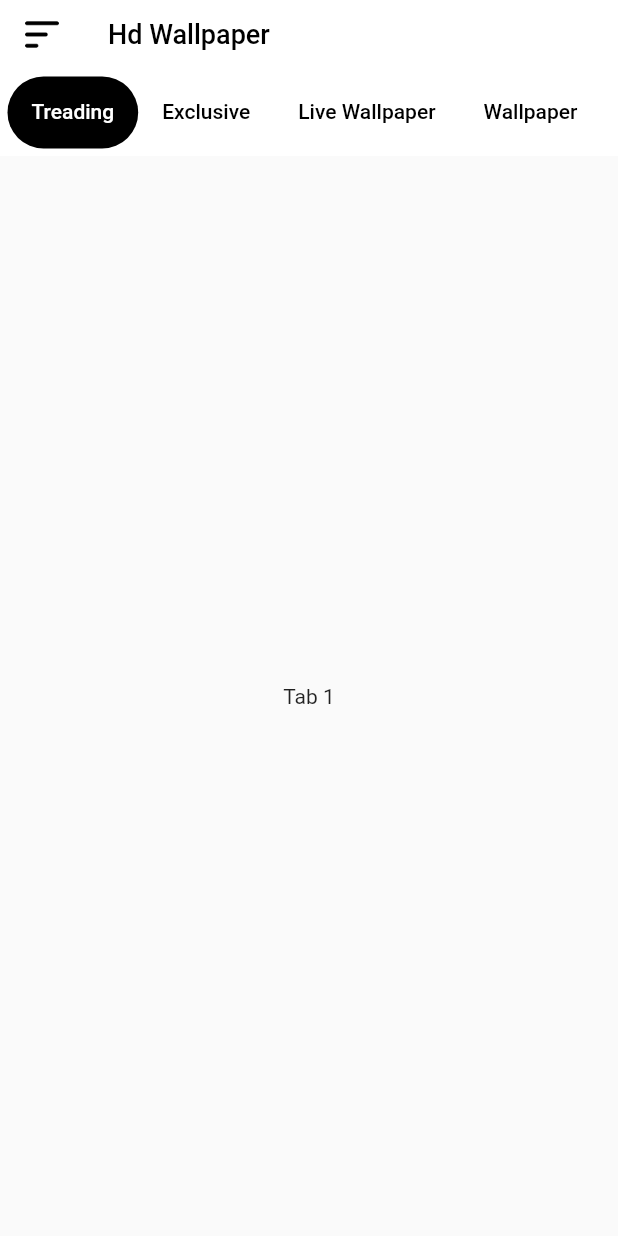
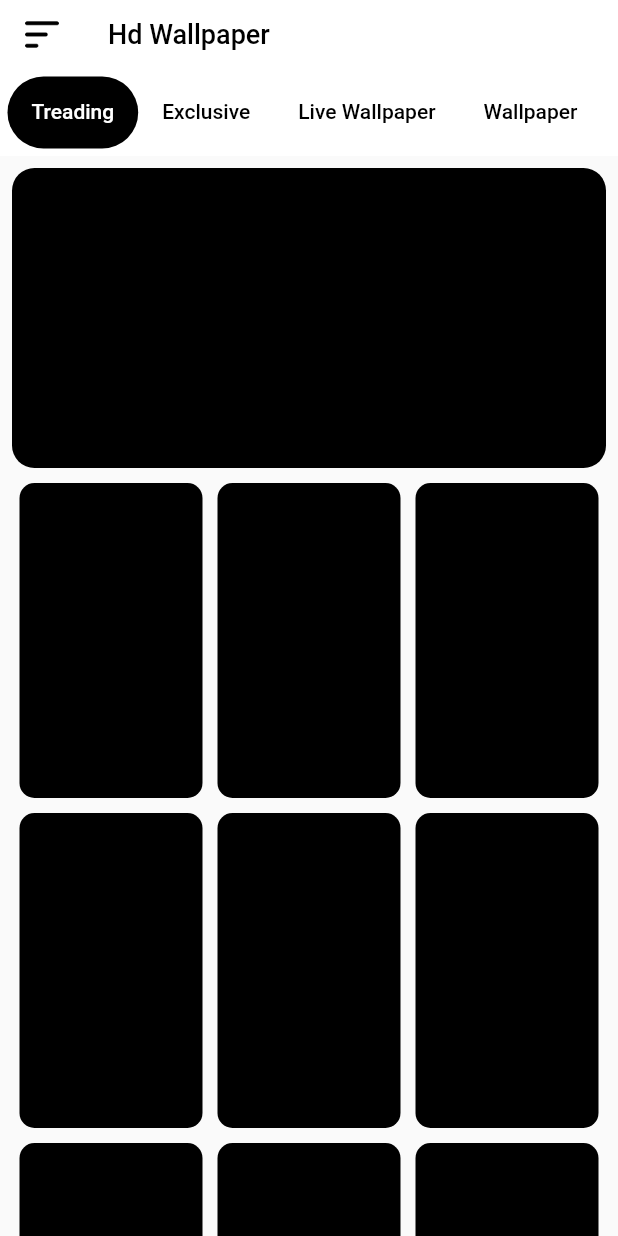
Before and after one commit to Rohithp1602/wallpaper_app, a Flutter app: the screen it shows after launch, on a phone screen of 412 x 824 dp. Run offline on Flutter 3.47's test engine with Material 2 defaults, Android fonts, the phone set to English and light mode, and no system bars; our stand-ins replace get, google_fonts.

Commit message:
wallaper screen added

```diff
--- a/lib/screens/home_screen.dart
+++ b/lib/screens/home_screen.dart
@@ -1,8 +1,16 @@
+import 'package:flutter/foundation.dart';
 import 'package:flutter/material.dart';
+import 'package:wallpaper_app/screens/home_wallpaper_catagory_screens/category_screen.dart';
+import 'package:wallpaper_app/screens/home_wallpaper_catagory_screens/clock_wallpaper.dart';
+import 'package:wallpaper_app/screens/home_wallpaper_catagory_screens/exclusive_screen.dart';
+import 'package:wallpaper_app/screens/home_wallpaper_catagory_screens/live_wallpaper_screen.dart';
+import 'package:wallpaper_app/screens/home_wallpaper_catagory_screens/quotes_wallpaper_screen.dart';
+import 'package:wallpaper_app/screens/home_wallpaper_catagory_screens/wallpaper_screen.dart';
 import 'package:wallpaper_app/utils/app_string.dart';
 import 'package:wallpaper_app/utils/extentions.dart';
 
 import '../widget/app_drawer.dart';
+import 'home_wallpaper_catagory_screens/treading_screen.dart';
 
 class HomeScreen extends StatelessWidget {
   const HomeScreen({Key? key}) : super(key: key);
@@ -14,7 +22,6 @@ class HomeScreen extends StatelessWidget {
       child: Scaffold(
           appBar: AppBar(
               bottom: TabBar(
-
                   isScrollable: true,
                   unselectedLabelColor: Colors.black,
                   padding: const EdgeInsets.all(5),
@@ -58,27 +65,13 @@ class HomeScreen extends StatelessWidget {
           drawer: const AppDrawer(),
           body: const TabBarView(
             children: <Widget>[
-              Center(
-                child: Text('Tab 1'),
-              ),
-              Center(
-                child: Text('Tab 2'),
-              ),
-              Center(
-                child: Text('Tab 3'),
-              ),
-              Center(
-                child: Text('Tab 4'),
-              ),
-              Center(
-                child: Text('Tab 5'),
-              ),
-              Center(
-                child: Text('Tab 6'),
-              ),
-              Center(
-                child: Text('Tab 7'),
-              ),
+              TreadingScreen(),
+              ExclusiveScreen(),
+              LiveWallpaperScreen(),
+              WallpaperScreen(),
+              QuotesWallpaperScreen(),
+              ClockWallpaperScreen(),
+              CategoryScreen(),
             ],
           )),
     );
--- /dev/null
+++ b/lib/screens/home_wallpaper_catagory_screens/treading_screen.dart
@@ -0,0 +1,47 @@
+import 'package:flutter/material.dart';
+import 'package:get/get.dart';
+import 'package:wallpaper_app/utils/extentions.dart';
+
+class TreadingScreen extends StatelessWidget {
+  const TreadingScreen({Key? key}) : super(key: key);
+
+  @override
+  Widget build(BuildContext context) {
+    return SingleChildScrollView(
+      child: Padding(
+        padding: const EdgeInsets.all(8.0),
+        child: Column(
+          children: [
+            Container(
+              height: 200,
+              decoration: BoxDecoration(
+                  color: Colors.black, borderRadius: BorderRadius.circular(15)),
+            ),
+            (10.0).addHSpace(),
+            SizedBox(
+              child: GridView.builder(
+                physics: NeverScrollableScrollPhysics(),
+                shrinkWrap: true,
+                itemCount: 10,
+                gridDelegate: SliverGridDelegateWithFixedCrossAxisCount(
+                  crossAxisCount: 3,
+                  childAspectRatio: 0.6,
+                ),
+                itemBuilder: (context, index) {
+                  return Padding(
+                    padding: EdgeInsets.only(right: 5, bottom: 10, left: 5),
+                    child: Container(
+                      decoration: BoxDecoration(
+                          color: Colors.black,
+                          borderRadius: BorderRadius.circular(10)),
+                    ),
+                  );
+                },
+              ),
+            ),
+          ],
+        ),
+      ),
+    );
+  }
+}
```
Also changed, not shown: lib/screens/home_wallpaper_catagory_screens/category_screen.dart (added, +39 -0 lines), lib/screens/home_wallpaper_catagory_screens/clock_wallpaper.dart (added, +32 -0 lines), lib/screens/home_wallpaper_catagory_screens/exclusive_screen.dart (added, +32 -0 lines), lib/screens/home_wallpaper_catagory_screens/live_wallpaper_screen.dart (added, +32 -0 lines), lib/screens/home_wallpaper_catagory_screens/quotes_wallpaper_screen.dart (added, +32 -0 lines), lib/screens/home_wallpaper_catagory_screens/wallpaper_screen.dart (added, +32 -0 lines).
